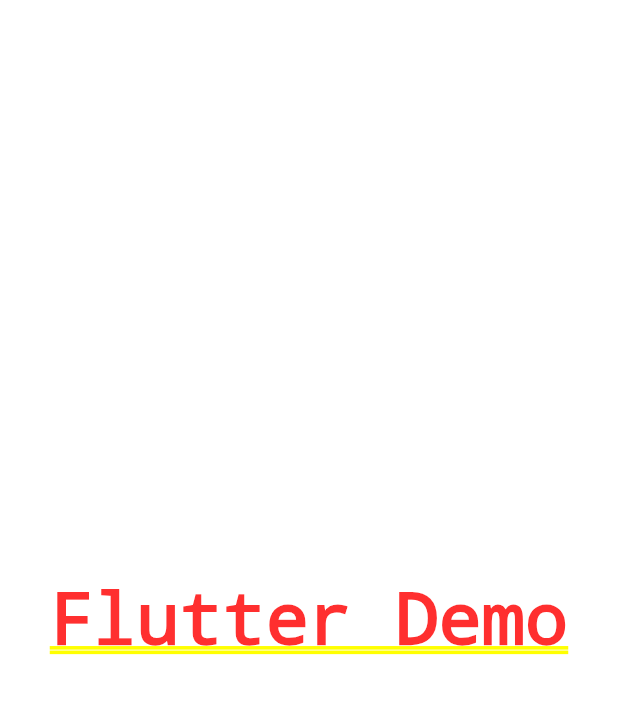
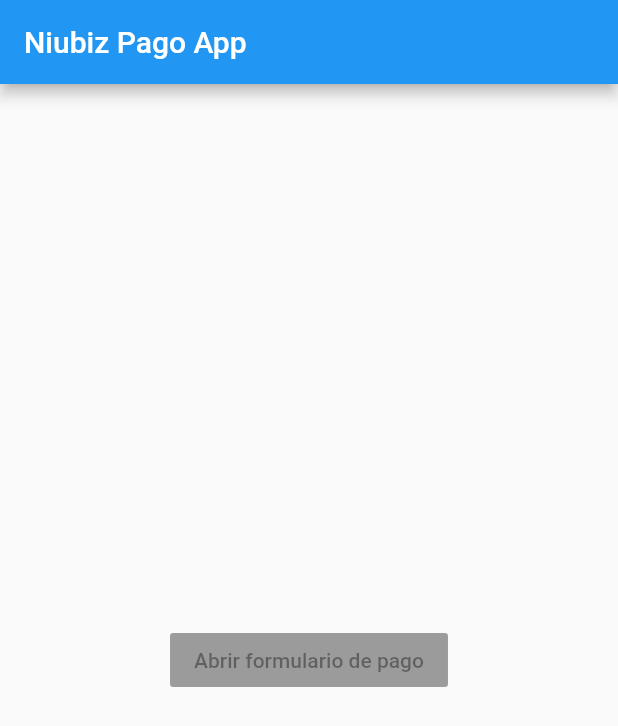
Before and after one commit to josephquirozs/flutter_niubiz_payment_app, a Flutter app: the screen it shows after launch, on a phone screen of 412 x 824 dp. Shown: the top 726 px of the screen. Run offline on Flutter 3.47's test engine with Material 2 defaults, Android fonts, the phone set to English and light mode, and no system bars.

Commit message:
Agregando página de inicio

```diff
--- /dev/null
+++ b/lib/home_page.dart
@@ -0,0 +1,25 @@
+import 'package:flutter/material.dart';
+
+class HomePage extends StatefulWidget {
+  HomePage({Key key}) : super(key: key);
+
+  @override
+  _HomePageState createState() => _HomePageState();
+}
+
+class _HomePageState extends State<HomePage> {
+  @override
+  Widget build(BuildContext context) {
+    return Scaffold(
+      appBar: AppBar(
+        title: Text('Niubiz Pago App'),
+      ),
+      body: Center(
+        child: RaisedButton(
+          child: Text('Abrir formulario de pago'),
+          onPressed: null,
+        ),
+      ),
+    );
+  }
+}
--- a/lib/main.dart
+++ b/lib/main.dart
@@ -1,4 +1,5 @@
 import 'package:flutter/material.dart';
+import 'package:flutter_niubiz_payment_app/home_page.dart';
 
 void main() {
   runApp(MyApp());
@@ -14,9 +15,7 @@ class MyApp extends StatelessWidget {
         primarySwatch: Colors.blue,
         visualDensity: VisualDensity.adaptivePlatformDensity,
       ),
-      home: Center(
-        child: Text('Flutter Demo'),
-      ),
+      home: HomePage(),
     );
   }
 }
```
